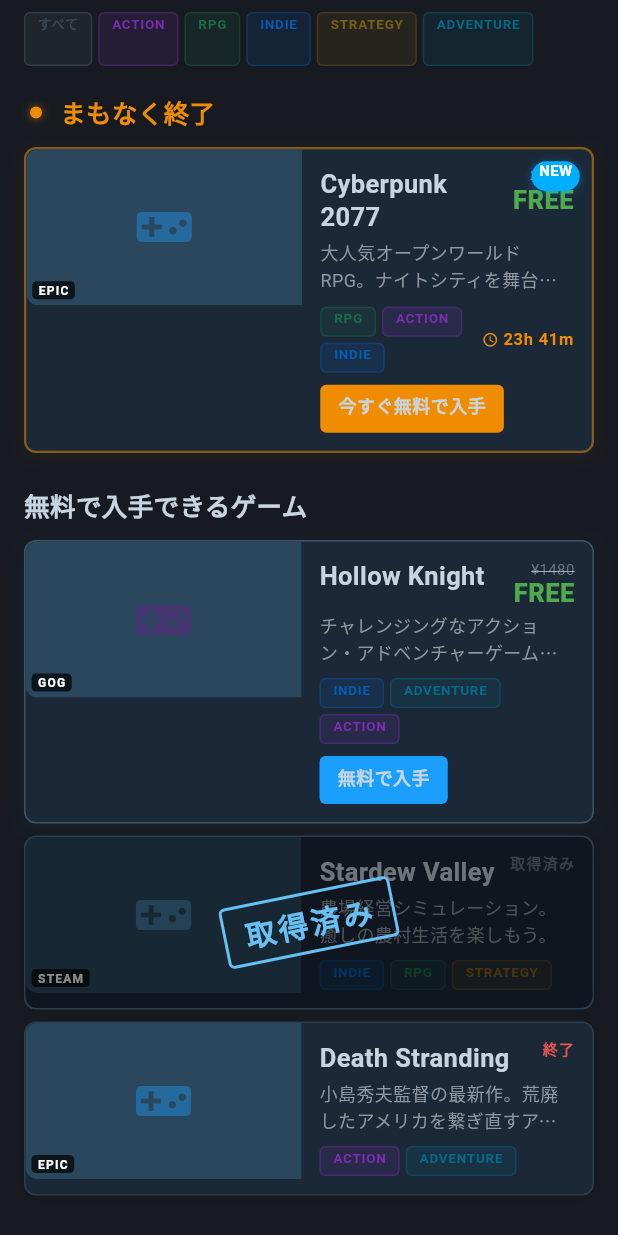
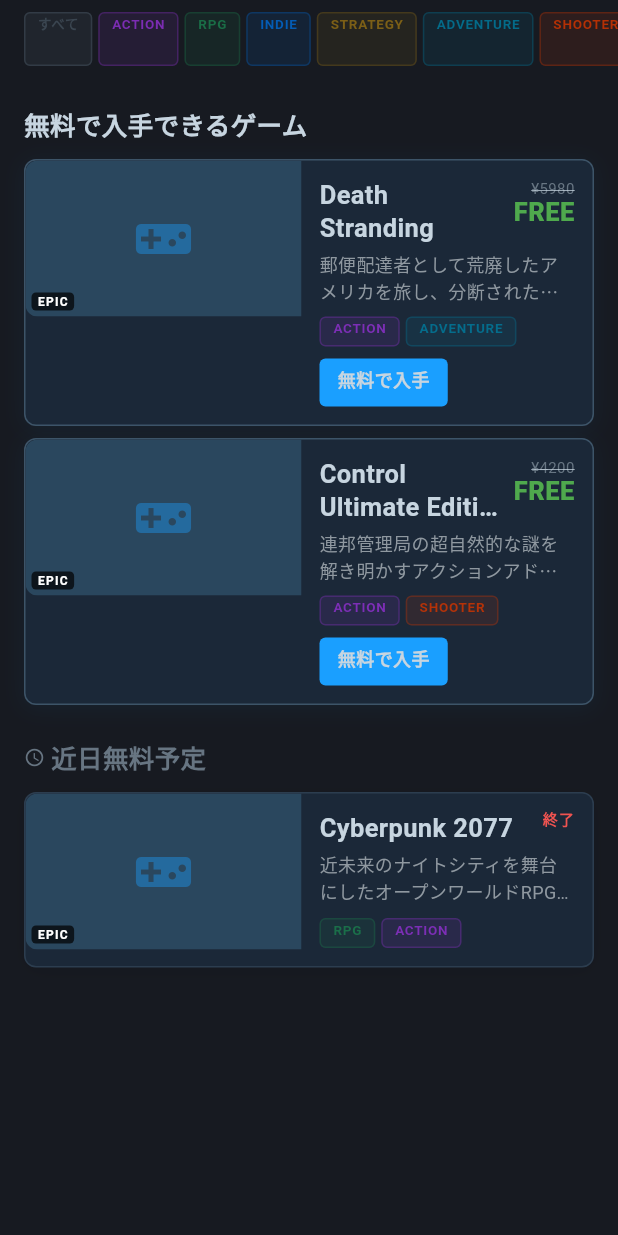
Before and after one commit to noiru0526/free-game-notifier, a Flutter app: the _GameListView widget shown alone on an empty page, opened directly, on a phone screen of 412 x 824 dp. Run offline on Flutter 3.47's test engine with Material 3 defaults, Android fonts, the phone set to English and light mode, and no system bars; Roboto replaces fonts that are missing (Consolas, Segoe UI); statements that could not run were skipped.

Commit message:
feat: データ取得レイヤー実装 — リポジトリパターン導入
- GameOfferモデル（Firestoreスキーマ準拠）追加
- GameOfferRepository（Cloud Functions HTTP）実装
- MockGameOfferRepository（ローカル開発用）実装
- _GameListViewをFutureBuilder+RefreshIndicatorで非同期化
- カテゴリフィルター・時間切れセクション分類を動的化
- pubspec.yaml: http/intl/shared_preferences/url_launcher追加

Co-Authored-By: Claude Sonnet 4.6 <noreply@anthropic.com>

```diff
--- a/lib/core/widgets/category_chip.dart
+++ b/lib/core/widgets/category_chip.dart
@@ -76,12 +76,15 @@ class CategoryChipRow extends StatefulWidget {
   final List<String> categories;
   final List<String> selected;
   final ValueChanged<List<String>>? onChanged;
+  /// Single-select shorthand: called when a chip is tapped with its label
+  final ValueChanged<String>? onTap;
 
   const CategoryChipRow({
     super.key,
     required this.categories,
     this.selected = const [],
     this.onChanged,
+    this.onTap,
   });
 
   @override
@@ -89,7 +92,7 @@ class CategoryChipRow extends StatefulWidget {
 }
 
 class _CategoryChipRowState extends State<CategoryChipRow> {
-  late final Set<String> _selected;
+  late Set<String> _selected;
 
   @override
   void initState() {
@@ -97,7 +100,20 @@ class _CategoryChipRowState extends State<CategoryChipRow> {
     _selected = Set.of(widget.selected);
   }
 
+  @override
+  void didUpdateWidget(CategoryChipRow old) {
+    super.didUpdateWidget(old);
+    if (old.selected != widget.selected) {
+      _selected = Set.of(widget.selected);
+    }
+  }
+
   void _toggle(String cat) {
+    if (widget.onTap != null) {
+      setState(() => _selected = {cat});
+      widget.onTap!.call(cat);
+      return;
+    }
     setState(() {
       if (_selected.contains(cat)) _selected.remove(cat);
       else _selected.add(cat);
--- /dev/null
+++ b/lib/data/game_offer.dart
@@ -0,0 +1,64 @@
+class GameOffer {
+  final String id;
+  final String title;
+  final String description;
+  final String platform;
+  final String status;
+  final double originalPrice;
+  final String? thumbnailUrl;
+  final List<String> genres;
+  final DateTime? offerEnd;
+  final String? pageSlug;
+
+  const GameOffer({
+    required this.id,
+    required this.title,
+    required this.description,
+    required this.platform,
+    required this.status,
+    required this.originalPrice,
+    this.thumbnailUrl,
+    this.genres = const [],
+    this.offerEnd,
+    this.pageSlug,
+  });
+
+  factory GameOffer.fromJson(Map<String, dynamic> json) {
+    return GameOffer(
+      id: json['id'] as String? ?? json['docId'] as String? ?? '',
+      title: json['title'] as String? ?? '',
+      description: json['description'] as String? ?? '',
+      platform: json['platform'] as String? ?? 'epic',
+      status: json['status'] as String? ?? 'free',
+      originalPrice: (json['originalPrice'] as num?)?.toDouble() ?? 0.0,
+      thumbnailUrl: json['thumbnailUrl'] as String?,
+      genres: (json['genres'] as List<dynamic>?)
+              ?.map((e) => e.toString())
+              .toList() ??
+          [],
+      offerEnd: json['offerEnd'] != null
+          ? DateTime.tryParse(json['offerEnd'].toString())
+          : null,
+      pageSlug: json['pageSlug'] as String?,
+    );
+  }
+
+  bool get isFree => status == 'free';
+  bool get isUpcoming => status == 'upcoming';
+
+  Duration? get timeRemaining {
+    if (offerEnd == null) return null;
+    final diff = offerEnd!.difference(DateTime.now());
+    return diff.isNegative ? null : diff;
+  }
+
+  String get storeUrl {
+    if (platform == 'epic') {
+      if (pageSlug != null) {
+        return 'https://store.epicgames.com/ja/p/$pageSlug';
+      }
+      return 'https://store.epicgames.com/ja/free-games';
+    }
+    return 'https://store.steampowered.com';
+  }
+}
--- /dev/null
+++ b/lib/data/game_offer_repository.dart
@@ -0,0 +1,105 @@
+import 'dart:convert';
+import 'package:http/http.dart' as http;
+import 'game_offer.dart';
+
+// Cloud Functions endpoint (asia-northeast1)
+// Replace YOUR_PROJECT_ID with the actual Firebase project ID after deployment
+const _kBaseUrl =
+    'https://asia-northeast1-YOUR_PROJECT_ID.cloudfunctions.net';
+
+class GameOfferRepository {
+  final http.Client _client;
+
+  GameOfferRepository({http.Client? client})
+      : _client = client ?? http.Client();
+
+  Future<List<GameOffer>> fetchFreeGames() async {
+    final uri = Uri.parse('$_kBaseUrl/getFreeGames');
+    final response = await _client
+        .get(uri, headers: {'Accept': 'application/json'})
+        .timeout(const Duration(seconds: 10));
+
+    if (response.statusCode != 200) {
+      throw Exception(
+          'getFreeGames returned ${response.statusCode}: ${response.body}');
+    }
+
+    final body = jsonDecode(response.body) as Map<String, dynamic>;
+    final games = body['games'] as List<dynamic>? ?? [];
+    return games
+        .map((g) => GameOffer.fromJson(g as Map<String, dynamic>))
+        .toList();
+  }
+
+  Future<List<GameOffer>> triggerFetch() async {
+    final uri = Uri.parse('$_kBaseUrl/fetchEpicNow');
+    final response = await _client
+        .post(uri, headers: {'Content-Type': 'application/json'}, body: '{}')
+        .timeout(const Duration(seconds: 30));
+
+    if (response.statusCode != 200) {
+      throw Exception('fetchEpicNow returned ${response.statusCode}');
+    }
+
+    final body = jsonDecode(response.body) as Map<String, dynamic>;
+    final offers = body['offers'] as List<dynamic>? ?? [];
+    return offers
+        .map((o) => GameOffer.fromJson(o as Map<String, dynamic>))
+        .toList();
+  }
+}
+
+/// Mock repository for development — returns hardcoded sample data
+class MockGameOfferRepository extends GameOfferRepository {
+  MockGameOfferRepository() : super(client: http.Client());
+
+  @override
+  Future<List<GameOffer>> fetchFreeGames() async {
+    await Future.delayed(const Duration(milliseconds: 400));
+    return _mockOffers;
+  }
+
+  @override
+  Future<List<GameOffer>> triggerFetch() async {
+    return fetchFreeGames();
+  }
+}
+
+final _mockOffers = [
+  GameOffer(
+    id: 'mock_1',
+    title: 'Death Stranding',
+    description: '郵便配達者として荒廃したアメリカを旅し、分断された社会をつなぐ壮大なアクションゲーム。',
+    platform: 'epic',
+    status: 'free',
+    originalPrice: 5980,
+    thumbnailUrl: null,
+    genres: ['Action', 'Adventure'],
+    offerEnd: DateTime.now().add(const Duration(days: 5, hours: 14)),
+    pageSlug: 'death-stranding',
+  ),
+  GameOffer(
+    id: 'mock_2',
+    title: 'Control Ultimate Edition',
+    description: '連邦管理局の超自然的な謎を解き明かすアクションアドベンチャー。',
+    platform: 'epic',
+    status: 'free',
+    originalPrice: 4200,
+    thumbnailUrl: null,
+    genres: ['Action', 'Shooter'],
+    offerEnd: DateTime.now().add(const Duration(days: 5, hours: 14)),
+    pageSlug: 'control',
+  ),
+  GameOffer(
+    id: 'mock_3',
+    title: 'Cyberpunk 2077',
+    description: '近未来のナイトシティを舞台にしたオープンワールドRPG。',
+    platform: 'epic',
+    status: 'upcoming',
+    originalPrice: 7590,
+    thumbnailUrl: null,
+    genres: ['RPG', 'Action'],
+    offerEnd: DateTime.now().add(const Duration(days: 12)),
+    pageSlug: 'cyberpunk-2077',
+  ),
+];
--- a/lib/main.dart
+++ b/lib/main.dart
@@ -6,6 +6,8 @@ import 'core/theme/app_typography.dart';
 import 'core/widgets/category_chip.dart';
 import 'core/widgets/game_card.dart';
 import 'core/widgets/notification_badge.dart';
+import 'data/game_offer.dart' as data;
+import 'data/game_offer_repository.dart';
 
 void main() {
   runApp(const FreeGameNotifierApp());
@@ -26,49 +28,6 @@ class FreeGameNotifierApp extends StatelessWidget {
     );
   }
 }
-
-// ===== Sample data =====
-final _sampleOffers = [
-  GameOffer(
-    id: '1',
-    title: 'Cyberpunk 2077',
-    description: '大人気オープンワールドRPG。ナイトシティを舞台に繰り広げる壮大な物語。',
-    status: GameStatus.expiringSoon,
-    platform: Platform.epic,
-    genres: ['RPG', 'Action', 'Indie'],
-    expiresAt: DateTime.now().add(const Duration(hours: 23, minutes: 42)),
-    originalPrice: 7480,
-    isNew: true,
-  ),
-  GameOffer(
-    id: '2',
-    title: 'Hollow Knight',
-    description: 'チャレンジングなアクション・アドベンチャーゲーム。地下帝国を探索しよう。',
-    status: GameStatus.free,
-    platform: Platform.gog,
-    genres: ['Indie', 'Adventure', 'Action'],
-    expiresAt: DateTime.now().add(const Duration(days: 5)),
-    originalPrice: 1480,
-  ),
-  GameOffer(
-    id: '3',
-    title: 'Stardew Valley',
-    description: '農場経営シミュレーション。癒しの農村生活を楽しもう。',
-    status: GameStatus.claimed,
-    platform: Platform.steam,
-    genres: ['Indie', 'RPG', 'Strategy'],
-    originalPrice: 980,
-  ),
-  GameOffer(
-    id: '4',
-    title: 'Death Stranding',
-    description: '小島秀夫監督の最新作。荒廃したアメリカを繋ぎ直すアクションゲーム。',
-    status: GameStatus.expired,
-    platform: Platform.epic,
-    genres: ['Action', 'Adventure'],
-    originalPrice: 5980,
-  ),
-];
 
 // ===== Screens =====
 
@@ -141,26 +100,91 @@ class _HomeScreenState extends State<HomeScreen> {
   }
 }
 
-class _GameListView extends StatelessWidget {
+class _GameListView extends StatefulWidget {
   const _GameListView();
 
   @override
+  State<_GameListView> createState() => _GameListViewState();
+}
+
+class _GameListViewState extends State<_GameListView> {
+  final _repo = MockGameOfferRepository();
+  late Future<List<data.GameOffer>> _offersFuture;
+  String _selectedCategory = 'すべて';
+
+  static const _categories = [
+    'すべて', 'Action', 'RPG', 'Indie', 'Strategy', 'Adventure', 'Shooter',
+  ];
+
+  @override
+  void initState() {
+    super.initState();
+    _offersFuture = _repo.fetchFreeGames();
+  }
+
+  void _refresh() {
+    setState(() {
+      _offersFuture = _repo.fetchFreeGames();
+    });
+  }
+
+  @override
   Widget build(BuildContext context) {
-    const categories = ['すべて', 'Action', 'RPG', 'Indie', 'Strategy', 'Adventure'];
+    return FutureBuilder<List<data.GameOffer>>(
+      future: _offersFuture,
+      builder: (context, snapshot) {
+        if (snapshot.connectionState == ConnectionState.waiting) {
+          return const Center(
+            child: CircularProgressIndicator(color: AppColors.interactivePrimary),
+          );
+        }
+        if (snapshot.hasError) {
+          return Center(
+            child: Column(
+              mainAxisSize: MainAxisSize.min,
+              children: [
+                Icon(Icons.error_outline, size: 48, color: AppColors.feedbackExpired),
+                const SizedBox(height: AppSpacing.md),
+                Text('データの取得に失敗しました', style: AppTypography.body),
+                const SizedBox(height: AppSpacing.sm),
+                ElevatedButton(onPressed: _refresh, child: const Text('再試行')),
+              ],
+            ),
+          );
+        }
 
-    return CustomScrollView(
+        final allOffers = snapshot.data ?? [];
+        final filtered = _selectedCategory == 'すべて'
+            ? allOffers
+            : allOffers
+                .where((o) => o.genres.any(
+                    (g) => g.toLowerCase() == _selectedCategory.toLowerCase()))
+                .toList();
+
+        final expiringSoon = filtered
+            .where((o) => o.isFree && _isExpiringSoon(o))
+            .toList();
+        final freeNow = filtered
+            .where((o) => o.isFree && !_isExpiringSoon(o))
+            .toList();
+        final upcoming = filtered.where((o) => o.isUpcoming).toList();
+
+        return RefreshIndicator(
+          onRefresh: () async => _refresh(),
+          color: AppColors.interactivePrimary,
+          child: CustomScrollView(
             slivers: [
-        // Category filter chips
               SliverToBoxAdapter(
                 child: Padding(
                   padding: const EdgeInsets.symmetric(vertical: AppSpacing.sm),
                   child: CategoryChipRow(
-              categories: categories,
-              selected: const ['すべて'],
+                    categories: _categories,
+                    selected: [_selectedCategory],
+                    onTap: (cat) => setState(() => _selectedCategory = cat),
                   ),
                 ),
               ),
-        // Section header — Expiring soon
+              if (expiringSoon.isNotEmpty) ...[
                 SliverToBoxAdapter(
                   child: Padding(
                     padding: const EdgeInsets.fromLTRB(
@@ -169,34 +193,24 @@ class _GameListView extends StatelessWidget {
                       children: [
                         PulsingDot(color: AppColors.feedbackExpiring),
                         const SizedBox(width: AppSpacing.sm),
-                Text('まもなく終了', style: AppTypography.h4.copyWith(color: AppColors.feedbackExpiring)),
+                        Text('まもなく終了',
+                            style: AppTypography.h4
+                                .copyWith(color: AppColors.feedbackExpiring)),
                       ],
                     ),
                   ),
                 ),
-        // Expiring offers
                 SliverList(
                   delegate: SliverChildBuilderDelegate(
-            (_, i) {
-              final offer = _sampleOffers
-                  .where((o) => o.status == GameStatus.expiringSoon)
-                  .toList()[i];
-              return Padding(
-                padding: const EdgeInsets.symmetric(
-                    horizontal: AppSpacing.lg, vertical: AppSpacing.xs),
-                child: GameCard(
-                  offer: offer,
-                  onTap: () {},
-                  onClaim: () => _showClaimDialog(context, offer),
+                    (_, i) => _OfferTile(
+                      offer: expiringSoon[i],
+                      onClaim: () => _showClaimDialog(context, expiringSoon[i]),
                     ),
-              );
-            },
-            childCount: _sampleOffers
-                .where((o) => o.status == GameStatus.expiringSoon)
-                .length,
+                    childCount: expiringSoon.length,
                   ),
                 ),
-        // Section header — Free now
+              ],
+              if (freeNow.isNotEmpty) ...[
                 SliverToBoxAdapter(
                   child: Padding(
                     padding: const EdgeInsets.fromLTRB(
@@ -204,41 +218,70 @@ class _GameListView extends StatelessWidget {
                     child: Text('無料で入手できるゲーム', style: AppTypography.h4),
                   ),
                 ),
-        // All offers
                 SliverList(
                   delegate: SliverChildBuilderDelegate(
-            (_, i) {
-              final offer = _sampleOffers
-                  .where((o) => o.status != GameStatus.expiringSoon)
-                  .toList()[i];
-              return Padding(
-                padding: const EdgeInsets.symmetric(
-                    horizontal: AppSpacing.lg, vertical: AppSpacing.xs),
-                child: GameCard(
-                  offer: offer,
-                  onTap: () {},
-                  onClaim: offer.status == GameStatus.free
-                      ? () => _showClaimDialog(context, offer)
-                      : null,
+                    (_, i) => _OfferTile(
+                      offer: freeNow[i],
+                      onClaim: () => _showClaimDialog(context, freeNow[i]),
                     ),
-              );
-            },
-            childCount: _sampleOffers
-                .where((o) => o.status != GameStatus.expiringSoon)
-                .length,
+                    childCount: freeNow.length,
+                  ),
+                ),
+              ],
+              if (upcoming.isNotEmpty) ...[
+                SliverToBoxAdapter(
+                  child: Padding(
+                    padding: const EdgeInsets.fromLTRB(
+                        AppSpacing.lg, AppSpacing.xl, AppSpacing.lg, AppSpacing.sm),
+                    child: Row(
+                      children: [
+                        Icon(Icons.schedule, size: 14, color: AppColors.textMuted),
+                        const SizedBox(width: AppSpacing.xs),
+                        Text('近日無料予定',
+                            style: AppTypography.h4.copyWith(color: AppColors.textMuted)),
+                      ],
+                    ),
+                  ),
+                ),
+                SliverList(
+                  delegate: SliverChildBuilderDelegate(
+                    (_, i) => _OfferTile(offer: upcoming[i]),
+                    childCount: upcoming.length,
+                  ),
+                ),
+              ],
+              if (filtered.isEmpty)
+                SliverToBoxAdapter(
+                  child: Padding(
+                    padding: const EdgeInsets.all(AppSpacing.xl4),
+                    child: Center(
+                      child: Text(
+                        '$_selectedCategory のゲームは現在ありません',
+                        style: AppTypography.body.copyWith(color: AppColors.textMuted),
+                      ),
+                    ),
                   ),
                 ),
               const SliverToBoxAdapter(child: SizedBox(height: AppSpacing.xl4)),
             ],
+          ),
+        );
+      },
     );
   }
 
-  void _showClaimDialog(BuildContext context, GameOffer offer) {
+  bool _isExpiringSoon(data.GameOffer offer) {
+    final rem = offer.timeRemaining;
+    return rem != null && rem.inHours < 48;
+  }
+
+  void _showClaimDialog(BuildContext context, data.GameOffer offer) {
     showModalBottomSheet(
       context: context,
       backgroundColor: AppColors.bgElevated,
       shape: const RoundedRectangleBorder(
-        borderRadius: BorderRadius.vertical(top: Radius.circular(AppSpacing.modalRadius)),
+        borderRadius: BorderRadius.vertical(
+            top: Radius.circular(AppSpacing.modalRadius)),
       ),
       builder: (_) => Padding(
         padding: const EdgeInsets.all(AppSpacing.paddingComfortable),
@@ -248,6 +291,20 @@ class _GameListView extends StatelessWidget {
           children: [
             Text(offer.title, style: AppTypography.h3),
             const SizedBox(height: AppSpacing.sm),
+            if (offer.timeRemaining != null) ...[
+              Row(
+                children: [
+                  Icon(Icons.access_time, size: 14, color: AppColors.feedbackExpiring),
+                  const SizedBox(width: AppSpacing.xs),
+                  Text(
+                    '残り ${_formatDuration(offer.timeRemaining!)}',
+                    style: AppTypography.labelSmall
+                        .copyWith(color: AppColors.feedbackExpiring),
+                  ),
+                ],
+              ),
+              const SizedBox(height: AppSpacing.sm),
+            ],
             Text('このゲームを無料で入手しますか？', style: AppTypography.body),
             const SizedBox(height: AppSpacing.xl),
             Row(
@@ -277,6 +334,63 @@ class _GameListView extends StatelessWidget {
         ),
       ),
     );
+  }
+
+  String _formatDuration(Duration d) {
+    if (d.inDays > 0) return '${d.inDays}日';
+    if (d.inHours > 0) return '${d.inHours}時間${d.inMinutes % 60}分';
+    return '${d.inMinutes}分';
+  }
+}
+
+class _OfferTile extends StatelessWidget {
+  final data.GameOffer offer;
+  final VoidCallback? onClaim;
+
+  const _OfferTile({required this.offer, this.onClaim});
+
+  @override
+  Widget build(BuildContext context) {
+    final gameOffer = GameOffer(
+      id: offer.id,
+      title: offer.title,
+      description: offer.description,
+      thumbnailUrl: offer.thumbnailUrl,
+      status: _mapStatus(offer.status),
+      platform: _mapPlatform(offer.platform),
+      genres: offer.genres,
+      expiresAt: offer.offerEnd,
+      originalPrice: offer.originalPrice,
+      isNew: offer.isFree && offer.timeRemaining != null &&
+          offer.timeRemaining!.inHours < 24,
+    );
+    return Padding(
+      padding: const EdgeInsets.symmetric(
+          horizontal: AppSpacing.lg, vertical: AppSpacing.xs),
+      child: GameCard(offer: gameOffer, onTap: () {}, onClaim: onClaim),
+    );
+  }
+
+  GameStatus _mapStatus(String s) {
+    switch (s) {
+      case 'free':
+        return GameStatus.free;
+      case 'upcoming':
+        return GameStatus.expired;
+      default:
+        return GameStatus.expired;
+    }
+  }
+
+  Platform _mapPlatform(String p) {
+    switch (p) {
+      case 'steam':
+        return Platform.steam;
+      case 'gog':
+        return Platform.gog;
+      default:
+        return Platform.epic;
+    }
   }
 }
 
--- a/pubspec.yaml
+++ b/pubspec.yaml
@@ -31,9 +31,11 @@ dependencies:
   flutter:
     sdk: flutter
 
-  # The following adds the Cupertino Icons font to your application.
-  # Use with the CupertinoIcons class for iOS style icons.
   cupertino_icons: ^1.0.8
+  http: ^1.2.2
+  intl: ^0.19.0
+  shared_preferences: ^2.3.3
+  url_launcher: ^6.3.1
 
 dev_dependencies:
   flutter_test:
```
Also changed, not shown: 1 other file. Lines whose indentation alone changed are shown as unchanged.
